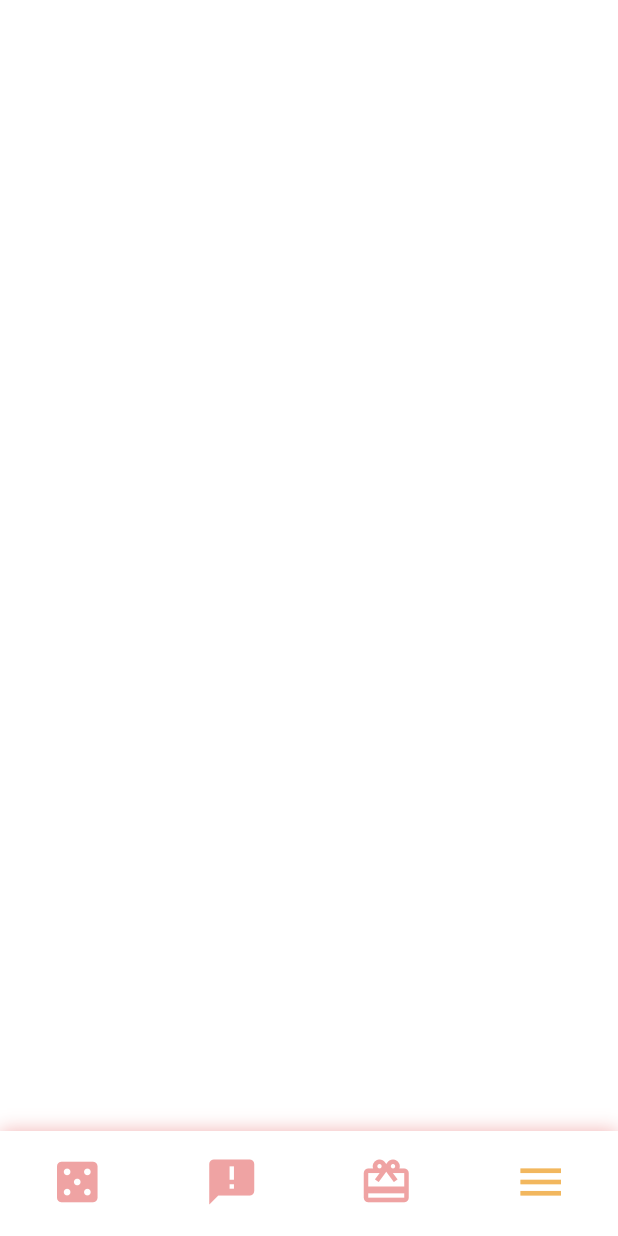
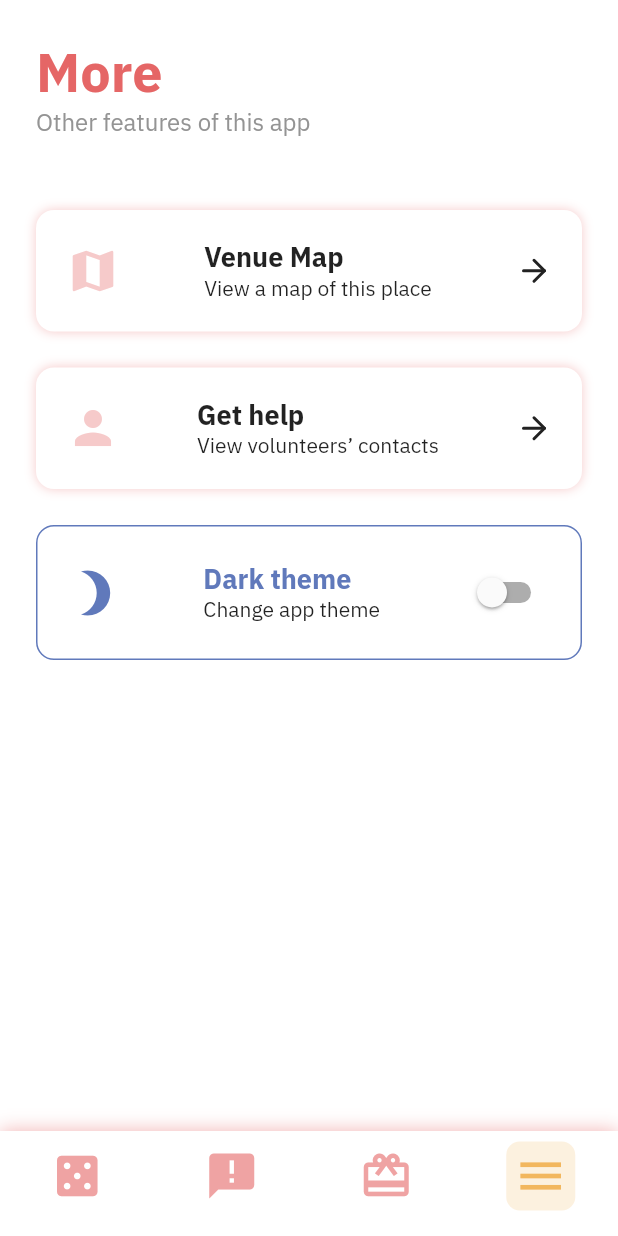
Before and after one commit to sivaperumal644/atlas, a Flutter app: the NavigateScreen screen opened directly, item 4 of the bottom bar chosen, on a phone screen of 412 x 824 dp. Run offline on Flutter 3.47's test engine with Material 2 defaults, Android fonts, the phone set to English and light mode, and no system bars; our stand-ins replace feather_icons_flutter.

Commit message:
More options screen implemented.

```diff
--- a/lib/components/bottom_bar.dart
+++ b/lib/components/bottom_bar.dart
@@ -53,8 +53,8 @@ class _BottomBarState extends State<BottomBar> {
   BottomNavigationBarItem barItem(Map<String, Object> iconData) {
     return BottomNavigationBarItem(
       icon: Container(
-        margin: EdgeInsets.only(top: 2),
-        padding: EdgeInsets.all(7),
+        //margin: EdgeInsets.only(top: 2),
+        padding: EdgeInsets.all(5),
         child: Column(
           children: <Widget>[
             Icon(
@@ -68,6 +68,7 @@ class _BottomBarState extends State<BottomBar> {
         ),
         decoration: BoxDecoration(
           borderRadius: BorderRadius.circular(9),
+          color: iconData['index'] == widget.index ? ORANGE_COLOR.withOpacity(0.2) : null
         ),
       ),
       title: Container(),
--- /dev/null
+++ b/lib/components/dark_mode_item.dart
@@ -0,0 +1,56 @@
+import 'package:atlas/constants/colors.dart';
+import 'package:flutter/material.dart';
+
+class DarkModeItem extends StatefulWidget {
+  @override
+  _DarkModeItemState createState() => _DarkModeItemState();
+}
+
+class _DarkModeItemState extends State<DarkModeItem> {
+  bool isEnabled = false;
+  @override
+  Widget build(BuildContext context) {
+    return Container(
+      padding: EdgeInsets.all(20),
+      decoration: BoxDecoration(
+        borderRadius: BorderRadius.circular(12),
+        color: WHITE_COLOR,
+        border: Border.all(color: BLUE_COLOR)
+      ),
+      child: Row(
+        mainAxisAlignment: MainAxisAlignment.spaceBetween,
+        children: <Widget>[
+          Icon(
+            Icons.brightness_3,
+            color: BLUE_COLOR,
+            size: 36,
+          ),
+          Column(
+            crossAxisAlignment: CrossAxisAlignment.start,
+            children: <Widget>[
+              Text(
+                'Dark theme',
+                style: TextStyle(
+                    fontSize: 18,
+                    fontWeight: FontWeight.bold,
+                    color: BLUE_COLOR),
+              ),
+              Text(
+                'Change app theme',
+                style: TextStyle(fontSize: 14),
+              ),
+            ],
+          ),
+          Switch(
+            value: isEnabled,
+            onChanged: (val) {
+              setState(() {
+                isEnabled = val;
+              });
+            },
+          )
+        ],
+      ),
+    );
+  }
+}
--- a/lib/components/more_options_list_item.dart
+++ b/lib/components/more_options_list_item.dart
@@ -26,7 +26,7 @@ class _MoreOptionsListItemState extends State<MoreOptionsListItem> {
         color: WHITE_COLOR,
         boxShadow: [
           new BoxShadow(
-            color: ORANGE_COLOR,
+            color: RED_COLOR.withOpacity(0.35),
             blurRadius: 6.0,
           ),
         ],
@@ -36,7 +36,7 @@ class _MoreOptionsListItemState extends State<MoreOptionsListItem> {
         children: <Widget>[
           Icon(
             widget.icon,
-            color: ORANGE_COLOR.withOpacity(0.35),
+            color: RED_COLOR.withOpacity(0.35),
             size: 36,
           ),
           Column(
--- a/lib/screens/more_screen.dart
+++ b/lib/screens/more_screen.dart
@@ -1,3 +1,6 @@
+import 'package:atlas/components/dark_mode_item.dart';
+import 'package:atlas/components/more_options_list_item.dart';
+import 'package:atlas/components/section_header.dart';
 import 'package:atlas/constants/colors.dart';
 import 'package:flutter/material.dart';
 
@@ -6,7 +9,38 @@ class MoreScreen extends StatelessWidget {
   Widget build(BuildContext context) {
     return Scaffold(
       backgroundColor: WHITE_COLOR,
-      body: Container(),
+      body: ListView(
+        physics: BouncingScrollPhysics(),
+        children: <Widget>[
+          Container(
+            margin: EdgeInsets.all(24),
+            child: SectionHeader(
+              titleText: 'More',
+              subTitleText: 'Other features of this app',
+            ),
+          ),
+          Container(
+            margin: EdgeInsets.all(24),
+            child: MoreOptionsListItem(
+              title: 'Venue Map',
+              subTitle: 'View a map of this place',
+              icon: Icons.map,
+            ),
+          ),
+          Container(
+            margin: EdgeInsets.fromLTRB(24, 0, 24, 24),
+            child: MoreOptionsListItem(
+              title: 'Get help',
+              subTitle: 'View volunteers’ contacts',
+              icon: Icons.person,
+            ),
+          ),
+          Container(
+            margin: EdgeInsets.fromLTRB(24, 0, 24, 0),
+            child: DarkModeItem(),
+          ),
+        ],
+      ),
     );
   }
 }
```
